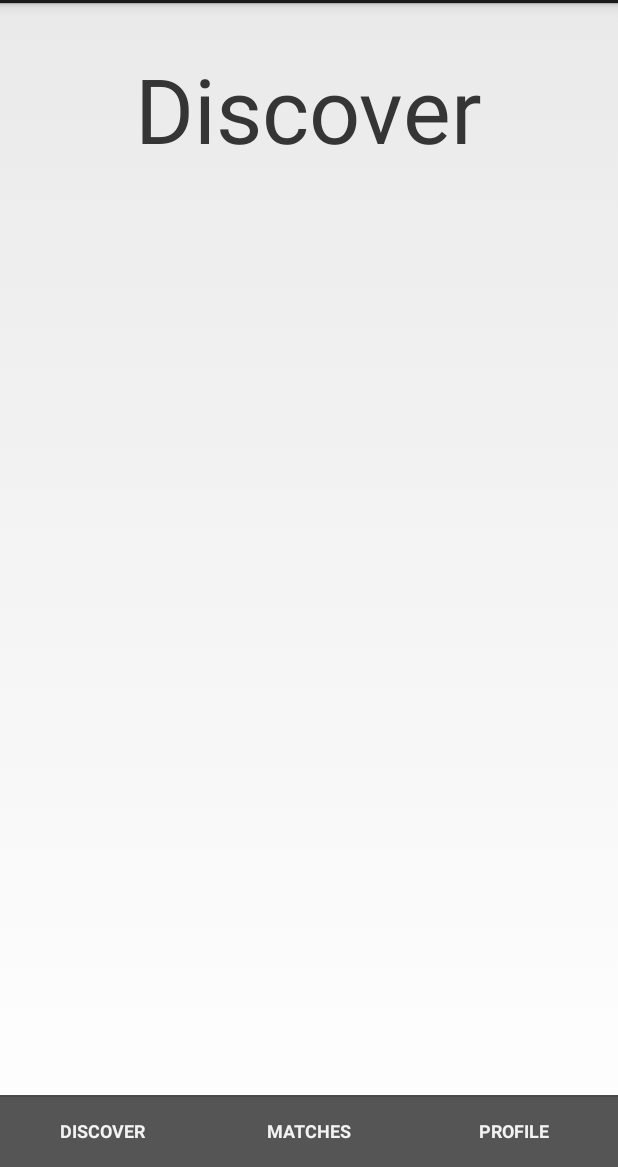
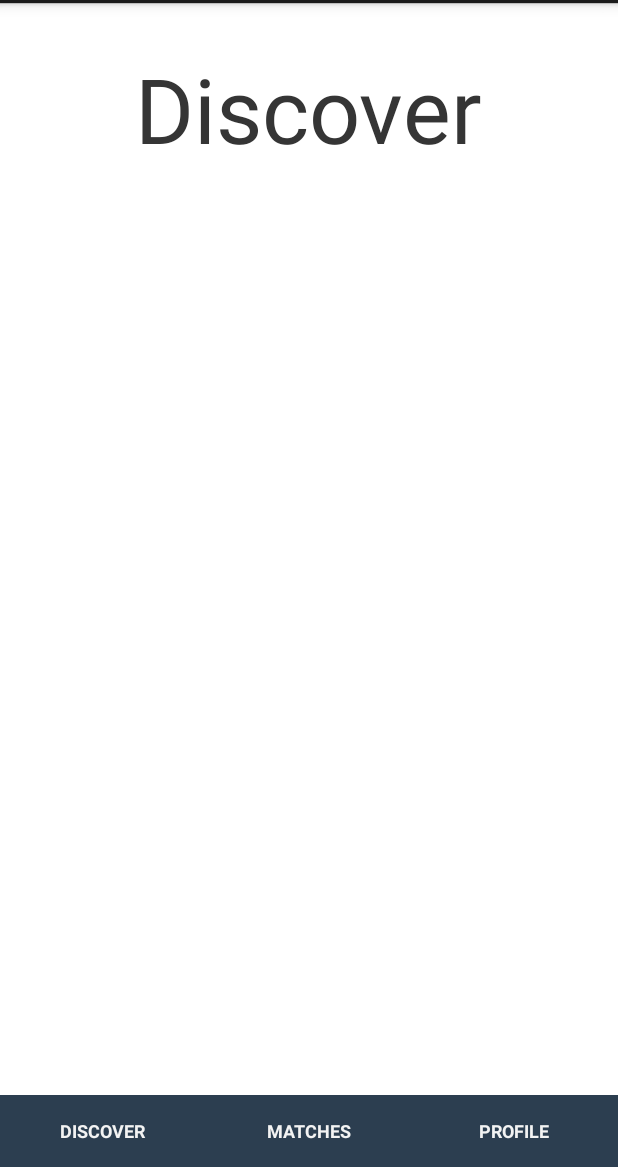
Before and after one commit to a16zTX2014/hackrAndroid, an Android app: the MainActivity screen opened directly, with no data from a screen before it, on a phone screen of 412 x 824 dp, the part 69-1236 px from its top. Run offline under Robolectric (Android 15) with nearby library versions, the phone set to English and light mode, and no system bars.

Commit message:
updated split actionbar color and fragments to white

```diff
--- a/app/src/main/java/com/example/hackrandroid/app/MainActivity.java
+++ b/app/src/main/java/com/example/hackrandroid/app/MainActivity.java
@@ -4,6 +4,8 @@ package com.example.hackrandroid.app;
 import android.app.Activity;
 import android.app.Fragment;
 import android.app.FragmentTransaction;
+import android.graphics.Color;
+import android.graphics.drawable.ColorDrawable;
 import android.os.Bundle;
 import android.view.Menu;
 import android.view.MenuItem;
@@ -25,6 +27,8 @@ public class MainActivity extends Activity {
                 .add(R.id.main_container, new DiscoverFragment())
                 .commit();
       }
+
+      getActionBar().setSplitBackgroundDrawable(new ColorDrawable(Color.parseColor("#2c3e50")));
     }
 
 
--- a/app/src/main/res/layout/fragment_discover.xml
+++ b/app/src/main/res/layout/fragment_discover.xml
@@ -4,7 +4,8 @@
     android:layout_height="match_parent"
     android:orientation="vertical"
     tools:context="com.example.hackrandroid.app.LoginActivity$PlaceholderFragment"
-    android:padding="20dp">
+    android:padding="20dp"
+    android:background="#ffffff">
 
     <TextView
         android:text="Discover"
--- a/app/src/main/res/layout/fragment_matches.xml
+++ b/app/src/main/res/layout/fragment_matches.xml
@@ -4,7 +4,8 @@
     android:layout_height="match_parent"
     android:orientation="vertical"
     tools:context="com.example.hackrandroid.app.LoginActivity$PlaceholderFragment"
-    android:padding="20dp">
+    android:padding="20dp"
+    android:background="#ffffff">
 
     <TextView
         android:text="Matches"
--- a/app/src/main/res/menu/main.xml
+++ b/app/src/main/res/menu/main.xml
@@ -1,7 +1,8 @@
 <menu xmlns:android="http://schemas.android.com/apk/res/android"
     xmlns:app="http://schemas.android.com/apk/res-auto"
     xmlns:tools="http://schemas.android.com/tools"
-    tools:context="com.example.hackrandroid.app.MainActivity" >
+    tools:context="com.example.hackrandroid.app.MainActivity"
+    >
     <item android:id="@+id/discover"
         android:title="Discover"
         android:showAsAction="always"/>
```
